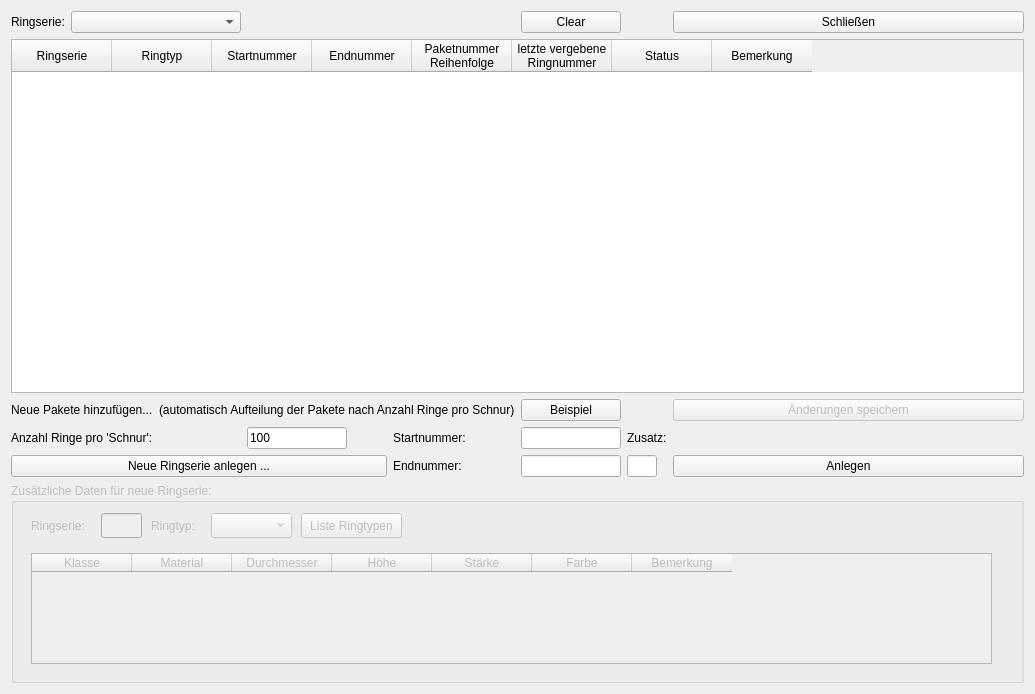
The window that Beringungsoberflaeche/ringserieneingabe/dialogringserieneingabe.ui (StefanBongers/BirdRinging) describes before a commit, drawn with Qt 5.
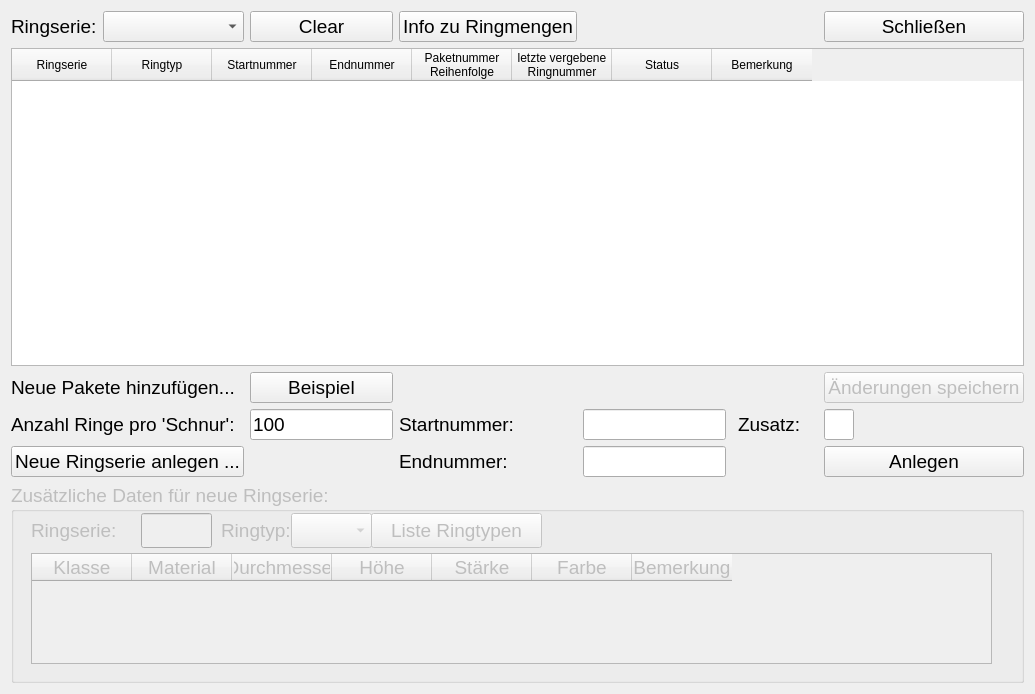
The same window after the commit. Custom widgets are drawn as their Qt base class.

What changed in the file:
```diff
--- a/Beringungsoberflaeche/ringserieneingabe/dialogringserieneingabe.ui
+++ b/Beringungsoberflaeche/ringserieneingabe/dialogringserieneingabe.ui
@@ -14,67 +14,7 @@
    <string>DialogRingserienEingabe</string>
   </property>
   <layout class="QGridLayout" name="gridLayout">
-   <item row="1" column="1">
-    <layout class="QGridLayout" name="gridLayout_2">
-     <item row="3" column="5">
-      <widget class="QPushButton" name="BTN_spezial">
-       <property name="enabled">
-        <bool>false</bool>
-       </property>
-       <property name="toolTip">
-        <string>&lt;html&gt;&lt;head/&gt;&lt;body&gt;&lt;p&gt;Möchte man ein Paket oder eine Schnur 'dazwischenschieben' oder als nächstes behandeln, so kann man dieses Paket hier auswählen und markieren als das nächste zu verwendende - UNABHÄNGIG von der aktuell definierten Reihenfolge. &lt;/p&gt;&lt;/body&gt;&lt;/html&gt;</string>
-       </property>
-       <property name="text">
-        <string>Änderungen speichern</string>
-       </property>
-      </widget>
-     </item>
-     <item row="6" column="0" colspan="2">
-      <widget class="QPushButton" name="BTN_neueSerie_anlegen">
-       <property name="toolTip">
-        <string>&lt;html&gt;&lt;head/&gt;&lt;body&gt;&lt;p&gt;Dies bedeutet, dass die Ringserie, die Du eingeben möchtest, bisher noch &lt;span style=&quot; font-size:10pt; font-weight:700; color:#ff0000;&quot;&gt;nicht&lt;/span&gt; auf der Station verwendet wurde. Wenn Du nur einen neuen Nummernbereich eingeben möchtest, wähle bitte die bisherige Ringserie links aus und nutze die untere Eingabemaske für das Hinzufügen neuer Nummern.&lt;/p&gt;&lt;/body&gt;&lt;/html&gt;</string>
-       </property>
-       <property name="text">
-        <string>Neue Ringserie anlegen ...</string>
-       </property>
-      </widget>
-     </item>
-     <item row="1" column="3">
-      <widget class="QPushButton" name="BTN_clear">
-       <property name="text">
-        <string>Clear</string>
-       </property>
-      </widget>
-     </item>
-     <item row="5" column="2">
-      <widget class="QLabel" name="label_3">
-       <property name="sizePolicy">
-        <sizepolicy hsizetype="Maximum" vsizetype="Preferred">
-         <horstretch>0</horstretch>
-         <verstretch>0</verstretch>
-        </sizepolicy>
-       </property>
-       <property name="minimumSize">
-        <size>
-         <width>80</width>
-         <height>0</height>
-        </size>
-       </property>
-       <property name="maximumSize">
-        <size>
-         <width>80</width>
-         <height>16777215</height>
-        </size>
-       </property>
-       <property name="toolTip">
-        <string>&lt;html&gt;&lt;head/&gt;&lt;body&gt;&lt;p&gt;&lt;span style=&quot; font-weight:700;&quot;&gt;Start&lt;/span&gt;nummer der &lt;span style=&quot; font-weight:700;&quot;&gt;gesamten&lt;/span&gt; Serie! Wurden z.B. 1000 Ringe einer Serie geliefert von XX010001 bis XX011000 in 10 Schnureinheiten (Paketen), so trägt man die erste Nummer (10.001) bei Startnummer ein und die letzte Nummer (11.000) bei Endnummer. Natürlich ohne .&lt;/p&gt;&lt;/body&gt;&lt;/html&gt;</string>
-       </property>
-       <property name="text">
-        <string>Startnummer: </string>
-       </property>
-      </widget>
-     </item>
-     <item row="7" column="0" colspan="6">
+   <item row="5" column="0" colspan="7">
       <widget class="QGroupBox" name="groupBox_zusatzeingabe">
        <property name="enabled">
         <bool>false</bool>
@@ -97,6 +37,11 @@
          <height>300</height>
         </size>
        </property>
+     <property name="font">
+      <font>
+       <pointsize>14</pointsize>
+      </font>
+     </property>
        <property name="title">
         <string>Zusätzliche Daten für neue Ringserie:</string>
        </property>
@@ -105,8 +50,8 @@
          <rect>
           <x>20</x>
           <y>30</y>
-          <width>61</width>
-          <height>25</height>
+        <width>91</width>
+        <height>35</height>
          </rect>
         </property>
         <property name="toolTip">
@@ -119,10 +64,10 @@
        <widget class="QLineEdit" name="INP_neueSerie_ringserie">
         <property name="geometry">
          <rect>
-          <x>90</x>
+        <x>130</x>
           <y>30</y>
-          <width>41</width>
-          <height>25</height>
+        <width>71</width>
+        <height>35</height>
          </rect>
         </property>
         <property name="maxLength">
@@ -132,10 +77,10 @@
        <widget class="QComboBox" name="CMB_neueSerie_ringtyp_auswahl">
         <property name="geometry">
          <rect>
-          <x>200</x>
+        <x>280</x>
           <y>30</y>
           <width>81</width>
-          <height>25</height>
+        <height>35</height>
          </rect>
         </property>
         <property name="editable">
@@ -148,10 +93,10 @@
        <widget class="QLabel" name="label_7">
         <property name="geometry">
          <rect>
-          <x>140</x>
+        <x>210</x>
           <y>30</y>
-          <width>51</width>
-          <height>25</height>
+        <width>71</width>
+        <height>35</height>
          </rect>
         </property>
         <property name="toolTip">
@@ -164,10 +109,10 @@
        <widget class="QPushButton" name="BTN_ringtypenliste">
         <property name="geometry">
          <rect>
-          <x>290</x>
+        <x>360</x>
           <y>30</y>
-          <width>101</width>
-          <height>25</height>
+        <width>171</width>
+        <height>35</height>
          </rect>
         </property>
         <property name="text">
@@ -183,6 +128,9 @@
           <height>111</height>
          </rect>
         </property>
+      <property name="sizeAdjustPolicy">
+       <enum>QAbstractScrollArea::AdjustToContents</enum>
+      </property>
         <column>
          <property name="text">
           <string>Klasse</string>
@@ -221,7 +169,25 @@
        </widget>
       </widget>
      </item>
-     <item row="6" column="3">
+   <item row="2" column="6">
+    <widget class="QPushButton" name="BTN_spezial">
+     <property name="enabled">
+      <bool>false</bool>
+     </property>
+     <property name="font">
+      <font>
+       <pointsize>14</pointsize>
+      </font>
+     </property>
+     <property name="toolTip">
+      <string>&lt;html&gt;&lt;head/&gt;&lt;body&gt;&lt;p&gt;Möchte man ein Paket oder eine Schnur 'dazwischenschieben' oder als nächstes behandeln, so kann man dieses Paket hier auswählen und markieren als das nächste zu verwendende - UNABHÄNGIG von der aktuell definierten Reihenfolge. &lt;/p&gt;&lt;/body&gt;&lt;/html&gt;</string>
+     </property>
+     <property name="text">
+      <string>Änderungen speichern</string>
+     </property>
+    </widget>
+   </item>
+   <item row="4" column="3">
       <widget class="QLineEdit" name="INP_end_ringnummer_neue_serie">
        <property name="sizePolicy">
         <sizepolicy hsizetype="Minimum" vsizetype="Fixed">
@@ -237,20 +203,67 @@
        </property>
        <property name="maximumSize">
         <size>
-         <width>100</width>
+       <width>16777215</width>
          <height>16777215</height>
         </size>
        </property>
-      </widget>
-     </item>
-     <item row="1" column="5">
-      <widget class="QPushButton" name="BTN_close">
+     <property name="font">
+      <font>
+       <pointsize>14</pointsize>
+      </font>
+     </property>
+    </widget>
+   </item>
+   <item row="0" column="2">
+    <widget class="QPushButton" name="BTN_info">
+     <property name="font">
+      <font>
+       <pointsize>14</pointsize>
+      </font>
+     </property>
        <property name="text">
-        <string>Schließen</string>
+      <string>Info zu Ringmengen</string>
        </property>
       </widget>
      </item>
-     <item row="6" column="2">
+   <item row="0" column="0">
+    <layout class="QHBoxLayout" name="horizontalLayout_2">
+     <item>
+      <widget class="QLabel" name="label">
+       <property name="sizePolicy">
+        <sizepolicy hsizetype="Maximum" vsizetype="Maximum">
+         <horstretch>0</horstretch>
+         <verstretch>0</verstretch>
+        </sizepolicy>
+       </property>
+       <property name="maximumSize">
+        <size>
+         <width>16777215</width>
+         <height>25</height>
+        </size>
+       </property>
+       <property name="font">
+        <font>
+         <pointsize>14</pointsize>
+        </font>
+       </property>
+       <property name="text">
+        <string>Ringserie:</string>
+       </property>
+      </widget>
+     </item>
+     <item>
+      <widget class="QComboBox" name="CMB_ringserienauswahl">
+       <property name="font">
+        <font>
+         <pointsize>14</pointsize>
+        </font>
+       </property>
+      </widget>
+     </item>
+    </layout>
+   </item>
+   <item row="4" column="2">
       <widget class="QLabel" name="label_4">
        <property name="sizePolicy">
         <sizepolicy hsizetype="Maximum" vsizetype="Preferred">
@@ -266,10 +279,15 @@
        </property>
        <property name="maximumSize">
         <size>
-         <width>80</width>
+       <width>16777215</width>
          <height>16777215</height>
         </size>
        </property>
+     <property name="font">
+      <font>
+       <pointsize>14</pointsize>
+      </font>
+     </property>
        <property name="toolTip">
         <string>&lt;html&gt;&lt;head/&gt;&lt;body&gt;&lt;p&gt;&lt;span style=&quot; font-weight:700;&quot;&gt;End&lt;/span&gt;nummer der &lt;span style=&quot; font-weight:700;&quot;&gt;gesamten&lt;/span&gt; Serie! Wurden z.B. 1000 Ringe einer Serie geliefert von XX010001 bis XX011000 in 10 Schnureinheiten (Paketen), so trägt man die erste Nummer (10.001) bei Startnummer ein und die letzte Nummer (11.000) bei Endnummer. Natürlich ohne .&lt;/p&gt;&lt;/body&gt;&lt;/html&gt;</string>
        </property>
@@ -278,149 +296,19 @@
        </property>
       </widget>
      </item>
-     <item row="5" column="1">
-      <widget class="QLineEdit" name="INP_anz_ring_schnur">
-       <property name="sizePolicy">
-        <sizepolicy hsizetype="Maximum" vsizetype="Fixed">
-         <horstretch>0</horstretch>
-         <verstretch>0</verstretch>
-        </sizepolicy>
-       </property>
-       <property name="minimumSize">
-        <size>
-         <width>50</width>
-         <height>0</height>
-        </size>
-       </property>
-       <property name="maximumSize">
-        <size>
-         <width>100</width>
-         <height>16777215</height>
-        </size>
-       </property>
-       <property name="text">
-        <string>100</string>
-       </property>
-      </widget>
-     </item>
-     <item row="5" column="3">
-      <widget class="QLineEdit" name="INP_start_ringnummer_neue_serie">
-       <property name="sizePolicy">
-        <sizepolicy hsizetype="Maximum" vsizetype="Fixed">
-         <horstretch>0</horstretch>
-         <verstretch>0</verstretch>
-        </sizepolicy>
-       </property>
-       <property name="minimumSize">
-        <size>
-         <width>50</width>
-         <height>0</height>
-        </size>
-       </property>
-       <property name="maximumSize">
-        <size>
-         <width>100</width>
-         <height>16777215</height>
-        </size>
-       </property>
-       <property name="maxLength">
-        <number>8</number>
-       </property>
-      </widget>
-     </item>
-     <item row="5" column="0">
-      <widget class="QLabel" name="label_5">
-       <property name="sizePolicy">
-        <sizepolicy hsizetype="Maximum" vsizetype="Preferred">
-         <horstretch>0</horstretch>
-         <verstretch>0</verstretch>
-        </sizepolicy>
-       </property>
-       <property name="minimumSize">
-        <size>
-         <width>140</width>
-         <height>0</height>
-        </size>
-       </property>
-       <property name="maximumSize">
-        <size>
-         <width>150</width>
-         <height>16777215</height>
-        </size>
-       </property>
-       <property name="toolTip">
-        <string>&lt;html&gt;&lt;head/&gt;&lt;body&gt;&lt;p&gt;Es wird die Anzahl je &amp;quot;Paket&amp;quot; benötigt. Die meisten Ringe sind auf einer Gummischnur aufgezogen. Am Beringertisch befindet sich meistens eine Schnur je Ringtyp/-serie. Die Serie lässt sich also in diese Pakete vereinzeln. Manche Ringe sind z.B. so groß, dass nur 10 Exemplare auf einem Schlauch aufgezogen sind. Dann ist hier 10 einzutragen. Die Standardpaketgröße beträgt 100 (Ringe je Schnur)&lt;/p&gt;&lt;/body&gt;&lt;/html&gt;</string>
-       </property>
-       <property name="text">
-        <string>Anzahl Ringe pro 'Schnur':</string>
-       </property>
-      </widget>
-     </item>
-     <item row="6" column="4">
-      <widget class="QLineEdit" name="INP_zusatz">
-       <property name="sizePolicy">
-        <sizepolicy hsizetype="Maximum" vsizetype="Fixed">
-         <horstretch>0</horstretch>
-         <verstretch>0</verstretch>
-        </sizepolicy>
-       </property>
-       <property name="minimumSize">
-        <size>
-         <width>30</width>
-         <height>0</height>
-        </size>
-       </property>
-       <property name="maximumSize">
-        <size>
-         <width>30</width>
-         <height>16777215</height>
-        </size>
-       </property>
-      </widget>
-     </item>
-     <item row="5" column="4">
-      <widget class="QLabel" name="label_6">
-       <property name="sizePolicy">
-        <sizepolicy hsizetype="Maximum" vsizetype="Preferred">
-         <horstretch>0</horstretch>
-         <verstretch>0</verstretch>
-        </sizepolicy>
-       </property>
-       <property name="minimumSize">
-        <size>
-         <width>40</width>
-         <height>0</height>
-        </size>
-       </property>
-       <property name="maximumSize">
-        <size>
-         <width>40</width>
-         <height>16777215</height>
-        </size>
-       </property>
-       <property name="toolTip">
-        <string>&lt;html&gt;&lt;head/&gt;&lt;body&gt;&lt;p&gt;Es gibt (leider) einige Ringe, die keine numerischen Ringnummern haben, sondern zusätzlich noch ein Buchstabe. Z.B. die Serie 39 besteht aus 391F, 392F, 393F, ..., 399F. Um aber intern mit Zahlen rechnen zu können statt mit alphanumerischen Operationen (Texte umwandeln, aufsplitten, wieder zurückwandeln, ...) wurden für die 0,00001% der Fälle dieses Zusatzfeld ins Leben gerufen. Beinhaltet also der hintere Teil der Ringnummer (nach der Serie) einen nicht-numerischen Teil, wird dieser hier bei Zusatz eingetragen.&lt;/p&gt;&lt;/body&gt;&lt;/html&gt;</string>
-       </property>
-       <property name="text">
-        <string>Zusatz:</string>
-       </property>
-      </widget>
-     </item>
-     <item row="3" column="0" colspan="3">
-      <widget class="QLabel" name="label_2">
-       <property name="text">
-        <string>Neue Pakete hinzufügen...  (automatisch Aufteilung der Pakete nach Anzahl Ringe pro Schnur)</string>
-       </property>
-      </widget>
-     </item>
-     <item row="3" column="3">
+   <item row="2" column="1">
       <widget class="QPushButton" name="BTN_beispiel_eingabe_ringserie">
+     <property name="font">
+      <font>
+       <pointsize>14</pointsize>
+      </font>
+     </property>
        <property name="text">
         <string>Beispiel</string>
        </property>
       </widget>
      </item>
-     <item row="6" column="5">
+   <item row="4" column="6">
       <widget class="QPushButton" name="BTN_neue_ringserie">
        <property name="sizePolicy">
         <sizepolicy hsizetype="Minimum" vsizetype="Fixed">
@@ -428,12 +316,47 @@
          <verstretch>0</verstretch>
         </sizepolicy>
        </property>
+     <property name="font">
+      <font>
+       <pointsize>14</pointsize>
+      </font>
+     </property>
        <property name="text">
         <string>Anlegen</string>
        </property>
       </widget>
      </item>
-     <item row="2" column="0" colspan="6">
+   <item row="3" column="1">
+    <widget class="QLineEdit" name="INP_anz_ring_schnur">
+     <property name="sizePolicy">
+      <sizepolicy hsizetype="Maximum" vsizetype="Fixed">
+       <horstretch>0</horstretch>
+       <verstretch>0</verstretch>
+      </sizepolicy>
+     </property>
+     <property name="minimumSize">
+      <size>
+       <width>50</width>
+       <height>0</height>
+      </size>
+     </property>
+     <property name="maximumSize">
+      <size>
+       <width>16777215</width>
+       <height>16777215</height>
+      </size>
+     </property>
+     <property name="font">
+      <font>
+       <pointsize>14</pointsize>
+      </font>
+     </property>
+     <property name="text">
+      <string>100</string>
+     </property>
+    </widget>
+   </item>
+   <item row="1" column="0" colspan="7">
       <widget class="OwnTable" name="TBL_ringserien">
        <property name="sizePolicy">
         <sizepolicy hsizetype="Expanding" vsizetype="Expanding">
@@ -447,6 +370,9 @@
          <height>0</height>
         </size>
        </property>
+     <property name="sizeAdjustPolicy">
+      <enum>QAbstractScrollArea::AdjustToContents</enum>
+     </property>
        <property name="editTriggers">
         <set>QAbstractItemView::SelectedClicked</set>
        </property>
@@ -503,33 +429,215 @@
        </column>
       </widget>
      </item>
-     <item row="1" column="0">
-      <layout class="QHBoxLayout" name="horizontalLayout_2">
-       <item>
-        <widget class="QLabel" name="label">
+   <item row="3" column="6">
+    <widget class="QLineEdit" name="INP_zusatz">
          <property name="sizePolicy">
-          <sizepolicy hsizetype="Maximum" vsizetype="Maximum">
+      <sizepolicy hsizetype="Maximum" vsizetype="Fixed">
            <horstretch>0</horstretch>
            <verstretch>0</verstretch>
           </sizepolicy>
          </property>
+     <property name="minimumSize">
+      <size>
+       <width>30</width>
+       <height>0</height>
+      </size>
+     </property>
          <property name="maximumSize">
           <size>
+       <width>30</width>
+       <height>16777215</height>
+      </size>
+     </property>
+     <property name="font">
+      <font>
+       <pointsize>14</pointsize>
+      </font>
+     </property>
+    </widget>
+   </item>
+   <item row="4" column="0">
+    <widget class="QPushButton" name="BTN_neueSerie_anlegen">
+     <property name="font">
+      <font>
+       <pointsize>14</pointsize>
+      </font>
+     </property>
+     <property name="toolTip">
+      <string>&lt;html&gt;&lt;head/&gt;&lt;body&gt;&lt;p&gt;Dies bedeutet, dass die Ringserie, die Du eingeben möchtest, bisher noch &lt;span style=&quot; font-size:10pt; font-weight:700; color:#ff0000;&quot;&gt;nicht&lt;/span&gt; auf der Station verwendet wurde. Wenn Du nur einen neuen Nummernbereich eingeben möchtest, wähle bitte die bisherige Ringserie links aus und nutze die untere Eingabemaske für das Hinzufügen neuer Nummern.&lt;/p&gt;&lt;/body&gt;&lt;/html&gt;</string>
+     </property>
+     <property name="text">
+      <string>Neue Ringserie anlegen ...</string>
+     </property>
+    </widget>
+   </item>
+   <item row="3" column="5">
+    <widget class="QLabel" name="label_6">
+     <property name="sizePolicy">
+      <sizepolicy hsizetype="Maximum" vsizetype="Preferred">
+       <horstretch>0</horstretch>
+       <verstretch>0</verstretch>
+      </sizepolicy>
+     </property>
+     <property name="minimumSize">
+      <size>
+       <width>80</width>
+       <height>0</height>
+      </size>
+     </property>
+     <property name="maximumSize">
+      <size>
            <width>16777215</width>
-           <height>25</height>
-          </size>
-         </property>
+       <height>16777215</height>
+      </size>
+     </property>
+     <property name="font">
+      <font>
+       <pointsize>14</pointsize>
+      </font>
+     </property>
+     <property name="toolTip">
+      <string>&lt;html&gt;&lt;head/&gt;&lt;body&gt;&lt;p&gt;Es gibt (leider) einige Ringe, die keine numerischen Ringnummern haben, sondern zusätzlich noch ein Buchstabe. Z.B. die Serie 39 besteht aus 391F, 392F, 393F, ..., 399F. Um aber intern mit Zahlen rechnen zu können statt mit alphanumerischen Operationen (Texte umwandeln, aufsplitten, wieder zurückwandeln, ...) wurden für die 0,00001% der Fälle dieses Zusatzfeld ins Leben gerufen. Beinhaltet also der hintere Teil der Ringnummer (nach der Serie) einen nicht-numerischen Teil, wird dieser hier bei Zusatz eingetragen.&lt;/p&gt;&lt;/body&gt;&lt;/html&gt;</string>
+     </property>
          <property name="text">
-          <string>Ringserie:</string>
+      <string>Zusatz:</string>
          </property>
         </widget>
        </item>
-       <item>
-        <widget class="QComboBox" name="CMB_ringserienauswahl"/>
-       </item>
-      </layout>
-     </item>
-    </layout>
+   <item row="3" column="0">
+    <widget class="QLabel" name="label_5">
+     <property name="sizePolicy">
+      <sizepolicy hsizetype="Maximum" vsizetype="Preferred">
+       <horstretch>0</horstretch>
+       <verstretch>0</verstretch>
+      </sizepolicy>
+     </property>
+     <property name="minimumSize">
+      <size>
+       <width>220</width>
+       <height>0</height>
+      </size>
+     </property>
+     <property name="maximumSize">
+      <size>
+       <width>16777215</width>
+       <height>16777215</height>
+      </size>
+     </property>
+     <property name="font">
+      <font>
+       <pointsize>14</pointsize>
+      </font>
+     </property>
+     <property name="toolTip">
+      <string>&lt;html&gt;&lt;head/&gt;&lt;body&gt;&lt;p&gt;Es wird die Anzahl je &amp;quot;Paket&amp;quot; benötigt. Die meisten Ringe sind auf einer Gummischnur aufgezogen. Am Beringertisch befindet sich meistens eine Schnur je Ringtyp/-serie. Die Serie lässt sich also in diese Pakete vereinzeln. Manche Ringe sind z.B. so groß, dass nur 10 Exemplare auf einem Schlauch aufgezogen sind. Dann ist hier 10 einzutragen. Die Standardpaketgröße beträgt 100 (Ringe je Schnur)&lt;/p&gt;&lt;/body&gt;&lt;/html&gt;</string>
+     </property>
+     <property name="text">
+      <string>Anzahl Ringe pro 'Schnur':</string>
+     </property>
+    </widget>
+   </item>
+   <item row="0" column="6">
+    <widget class="QPushButton" name="BTN_close">
+     <property name="font">
+      <font>
+       <pointsize>14</pointsize>
+      </font>
+     </property>
+     <property name="text">
+      <string>Schließen</string>
+     </property>
+    </widget>
+   </item>
+   <item row="3" column="3">
+    <widget class="QLineEdit" name="INP_start_ringnummer_neue_serie">
+     <property name="sizePolicy">
+      <sizepolicy hsizetype="Maximum" vsizetype="Fixed">
+       <horstretch>0</horstretch>
+       <verstretch>0</verstretch>
+      </sizepolicy>
+     </property>
+     <property name="minimumSize">
+      <size>
+       <width>50</width>
+       <height>0</height>
+      </size>
+     </property>
+     <property name="maximumSize">
+      <size>
+       <width>16777215</width>
+       <height>16777215</height>
+      </size>
+     </property>
+     <property name="font">
+      <font>
+       <pointsize>14</pointsize>
+      </font>
+     </property>
+     <property name="maxLength">
+      <number>8</number>
+     </property>
+    </widget>
+   </item>
+   <item row="0" column="1">
+    <widget class="QPushButton" name="BTN_clear">
+     <property name="font">
+      <font>
+       <pointsize>14</pointsize>
+      </font>
+     </property>
+     <property name="text">
+      <string>Clear</string>
+     </property>
+    </widget>
+   </item>
+   <item row="2" column="0">
+    <widget class="QLabel" name="label_2">
+     <property name="font">
+      <font>
+       <pointsize>14</pointsize>
+      </font>
+     </property>
+     <property name="toolTip">
+      <string>Automatisch Aufteilung der Pakete nach Anzahl Ringe pro Schnur</string>
+     </property>
+     <property name="text">
+      <string>Neue Pakete hinzufügen... </string>
+     </property>
+    </widget>
+   </item>
+   <item row="3" column="2">
+    <widget class="QLabel" name="label_3">
+     <property name="sizePolicy">
+      <sizepolicy hsizetype="Maximum" vsizetype="Preferred">
+       <horstretch>0</horstretch>
+       <verstretch>0</verstretch>
+      </sizepolicy>
+     </property>
+     <property name="minimumSize">
+      <size>
+       <width>120</width>
+       <height>0</height>
+      </size>
+     </property>
+     <property name="maximumSize">
+      <size>
+       <width>16777215</width>
+       <height>16777215</height>
+      </size>
+     </property>
+     <property name="font">
+      <font>
+       <pointsize>14</pointsize>
+      </font>
+     </property>
+     <property name="toolTip">
+      <string>&lt;html&gt;&lt;head/&gt;&lt;body&gt;&lt;p&gt;&lt;span style=&quot; font-weight:700;&quot;&gt;Start&lt;/span&gt;nummer der &lt;span style=&quot; font-weight:700;&quot;&gt;gesamten&lt;/span&gt; Serie! Wurden z.B. 1000 Ringe einer Serie geliefert von XX010001 bis XX011000 in 10 Schnureinheiten (Paketen), so trägt man die erste Nummer (10.001) bei Startnummer ein und die letzte Nummer (11.000) bei Endnummer. Natürlich ohne .&lt;/p&gt;&lt;/body&gt;&lt;/html&gt;</string>
+     </property>
+     <property name="text">
+      <string>Startnummer: </string>
+     </property>
+    </widget>
    </item>
   </layout>
  </widget>
```
Lines whose indentation alone changed are shown as unchanged.
